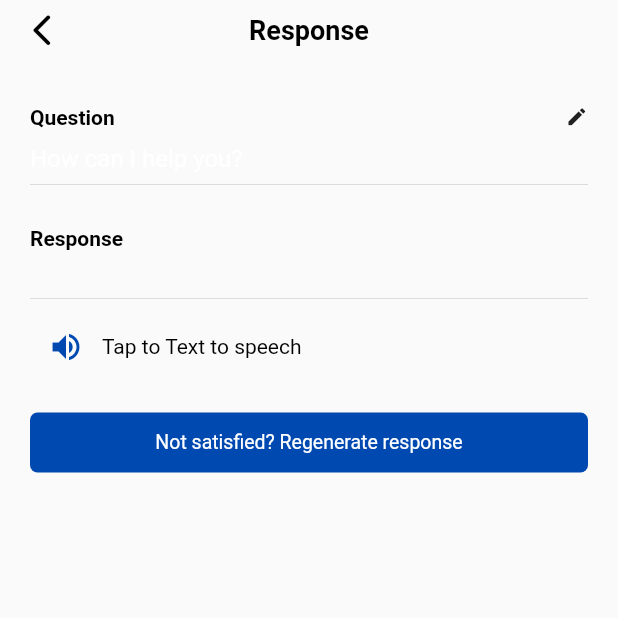
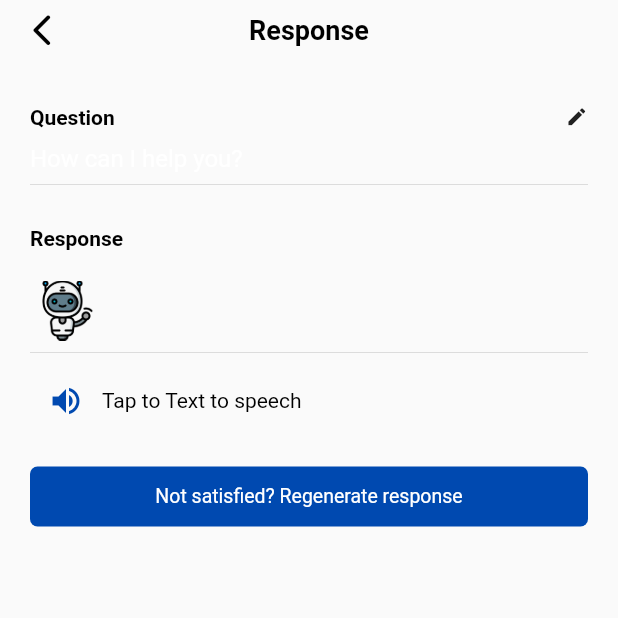
Before and after one commit to Berida1/Flutter_chatbot, a Flutter app: the ResponseScreen screen opened directly with empty values, on a phone screen of 412 x 824 dp, the top half of it. Run offline on Flutter 3.47's test engine with Material 2 defaults, Android fonts, the phone set to English and light mode, and no system bars; our stand-ins replace animated_text_kit, cached_network_image, dio, flutter_spinkit, get, google_fonts and 1 more; missing offline and left inert: dialog_flowtter, text_to_speech; accounts and stored records are empty; network calls fail; project files that could hold a hidden picture were left out.

```diff
--- a/lib/core/api_utils/api_route.dart
+++ b/lib/core/api_utils/api_route.dart
@@ -1,7 +1,11 @@
 class apiRoute {
   //local endpoint
   // static const local = "http://10.0.2.2:8000";
-  static const local = "http://127.0.0.1:8000";
+  // static const local = "http://127.0.0.1:8000";
+  static const local = "https://flutterchatbotbackend.herokuapp.com";
+
+
+
 
 
   // static const base = "/api";
--- a/lib/ui/screens/chat_screen.dart
+++ b/lib/ui/screens/chat_screen.dart
@@ -70,7 +70,7 @@ class _ChatScreenState extends State<ChatScreen> {
                     children: [
                       CustomNetworkImage(
                         imageUrl:
-                            "https://cdn.hswstatic.com/gif/play/0b7f4e9b-f59c-4024-9f06-b3dc12850ab7-1920-1080.jpg",
+                            "https://www.google.com/url?sa=i&url=https%3A%2F%2Fcommons.wikimedia.org%2Fwiki%2FFile%3AProfile_avatar_placeholder_large.png&psig=AOvVaw3lFdiF0NVUAfUiwi4Q72a6&ust=1685445385764000&source=images&cd=vfe&ved=0CBEQjRxqFwoTCKj3wsCzmv8CFQAAAAAdAAAAABAD",
                         radius: 50,
                       ),
                       SizedBox(
@@ -172,7 +172,7 @@ class _ChatScreenState extends State<ChatScreen> {
                   SizedBox(
                     height: 10,
                   ),
-                  userProv.chatHistoryModel.data!.isEmpty
+                  userProv.chatHistoryModel.data?.isEmpty ?? true
                       ? Center(
                           child: Text(
                             "You are yet to ask a question!",
--- a/lib/ui/screens/response_screen.dart
+++ b/lib/ui/screens/response_screen.dart
@@ -151,9 +151,18 @@ class _ResponseScreenState extends State<ResponseScreen> {
                 idleWidget: Column(
                   crossAxisAlignment: CrossAxisAlignment.start,
                   children: [
-                    Text(
-                      userProv.content,
-                      style: txStyle12,
+                    SizedBox(height: 10,),
+                    Row(
+                      crossAxisAlignment: CrossAxisAlignment.start,
+                      children: [
+                        Image.asset("assets/images/bot_image.png", height: 40, width: 50,),
+                        Expanded(
+                          child: Text(
+                            userProv.content,
+                            style: txStyle12,
+                          ),
+                        ),
+                      ],
                     ),
                     Divider(),
                     Row(
```
